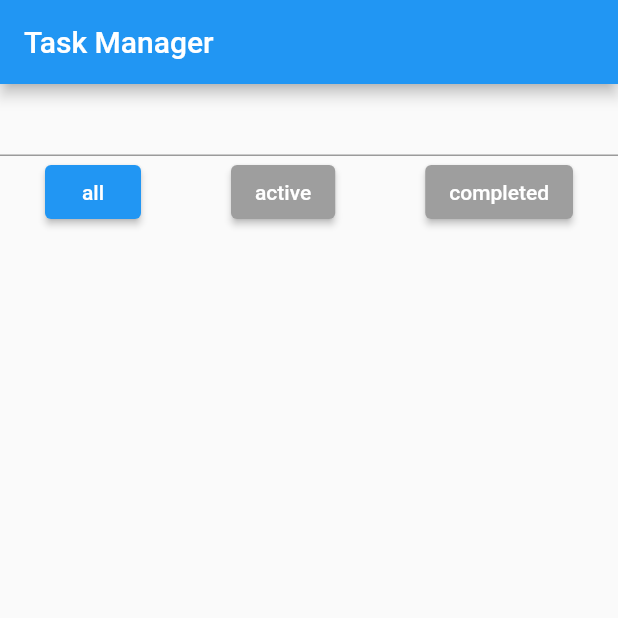
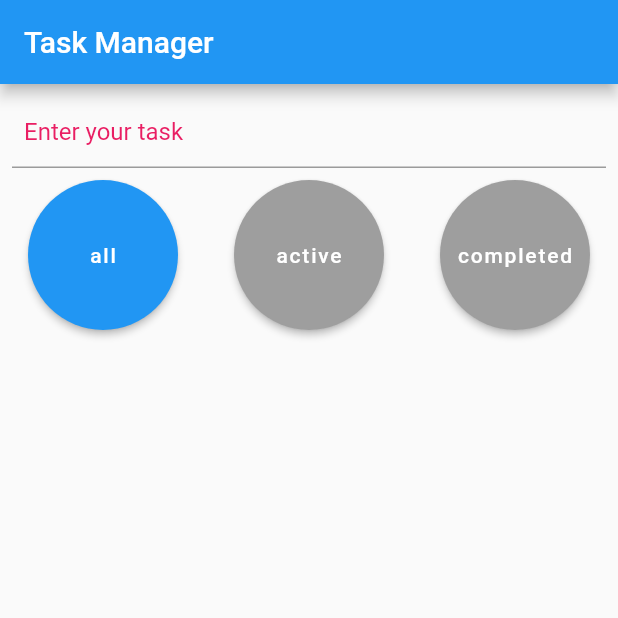
Before and after one commit to mollaie/reiverpod_sample, a Flutter app: the screen it shows after launch, on a phone screen of 412 x 824 dp, the top half of it. Run offline on Flutter 3.47's test engine with Material 2 defaults, Android fonts, the phone set to English and light mode, and no system bars; our stand-ins replace hooks_riverpod.

Commit message:
change some

```diff
--- a/lib/main.dart
+++ b/lib/main.dart
@@ -8,11 +8,22 @@ void main() {
   runApp(const ProviderScope(child: MyApp()));
 }
 
+final textEditingControllerProvider = Provider<TextEditingController>((ref) {
+  return TextEditingController();
+});
+
+final focusNodeProvider = Provider<FocusNode>((ref) {
+  return FocusNode();
+});
+
 class MyApp extends ConsumerWidget {
   const MyApp({super.key});
 
   @override
   Widget build(BuildContext context, WidgetRef ref) {
+    final textController = ref.watch(textEditingControllerProvider);
+    final focusNode = ref.watch(focusNodeProvider);
+
     return MaterialApp(
       home: Scaffold(
         appBar: AppBar(
@@ -20,10 +31,21 @@ class MyApp extends ConsumerWidget {
         ),
         body: Column(
           children: [
-            TextField(
+            Padding(
+              padding: const EdgeInsets.all(8.0),
+              child: TextField(
+                controller: textController,
+                focusNode: focusNode,
                 onSubmitted: (value) {
                   ref.read(taskListProvider.notifier).addTask(value);
+                  textController.clear();
+                  focusNode.requestFocus();
                 },
+                decoration: const InputDecoration(
+                    contentPadding: EdgeInsets.all(8.0),
+                    hintText: "Enter your task",
+                    hintStyle: TextStyle(color: Colors.pink)),
+              ),
             ),
             Consumer(
               builder: (context, ref, child) {
@@ -66,12 +88,18 @@ class MyApp extends ConsumerWidget {
                 return Row(
                   mainAxisAlignment: MainAxisAlignment.spaceAround,
                   children: TaskFilter.values.map((f) {
-                    return FilterButton(
+                    return SizedBox(
+                      width: 100,
+                      height: 100,
+                      child: FilterButton(
                         text: f.toString().split('.').last,
                         onPressed: () {
-                        ref.read(taskListFilterProvider.notifier).setFilter(f);
+                          ref
+                              .read(taskListFilterProvider.notifier)
+                              .setFilter(f);
                         },
                         selected: f == filter,
+                      ),
                     );
                   }).toList(),
                 );
@@ -97,10 +125,9 @@ class FilterButton extends StatelessWidget {
 
   @override
   Widget build(BuildContext context) {
-    return ElevatedButton(
-      style: ElevatedButton.styleFrom(
+    return FloatingActionButton(
       backgroundColor: selected ? Colors.blue : Colors.grey,
-      ),
+      elevation: 2.0,
       onPressed: onPressed,
       child: Text(text),
     );
```
Lines whose indentation alone changed are shown as unchanged.
